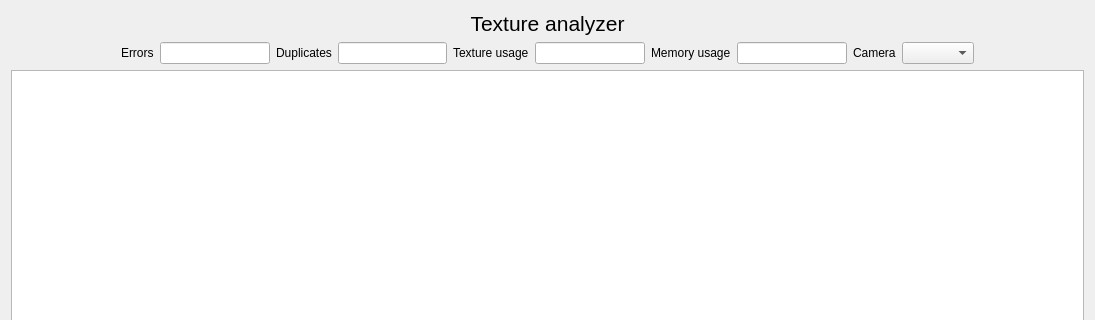
jtaibo/TallerCreacionTools, file maya/python/tlc/shading/textureanalyzer.ui: the form before one commit; both pictures show x 0 to 1095 and y 0 to 320 of the 1095 by 663 pixel window.
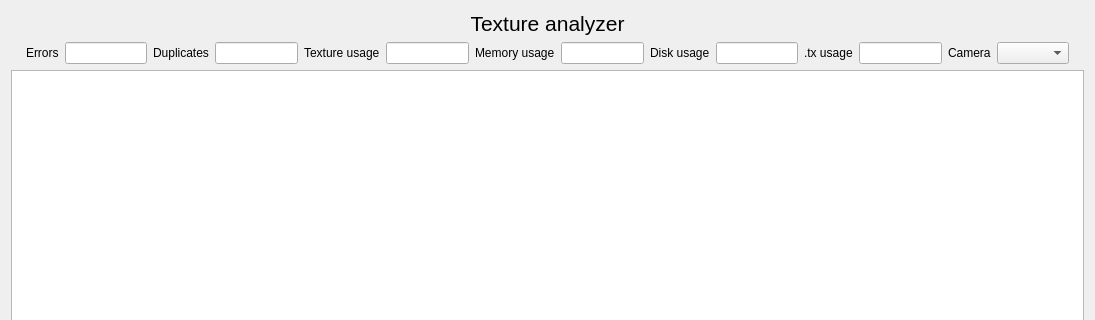
The form after the commit.

Commit message: Added new memory/disk usage statistics per texture and totalized. Texel per pixel density still not implemented

```diff
--- a/maya/python/tlc/shading/textureanalyzer.ui
+++ b/maya/python/tlc/shading/textureanalyzer.ui
@@ -108,6 +108,34 @@
          </property>
         </widget>
        </item>
+       <item>
+        <widget class="QLabel" name="diskUsageLabel">
+         <property name="text">
+          <string>Disk usage</string>
+         </property>
+        </widget>
+       </item>
+       <item>
+        <widget class="QLineEdit" name="diskUsageText">
+         <property name="readOnly">
+          <bool>true</bool>
+         </property>
+        </widget>
+       </item>
+       <item>
+        <widget class="QLabel" name="txUsageLabel">
+         <property name="text">
+          <string>.tx usage</string>
+         </property>
+        </widget>
+       </item>
+       <item>
+        <widget class="QLineEdit" name="txUsageText">
+         <property name="readOnly">
+          <bool>true</bool>
+         </property>
+        </widget>
+       </item>
        <item>
         <widget class="QLabel" name="cameraLabel">
          <property name="text">
```
The commit also changes 2 other files.
